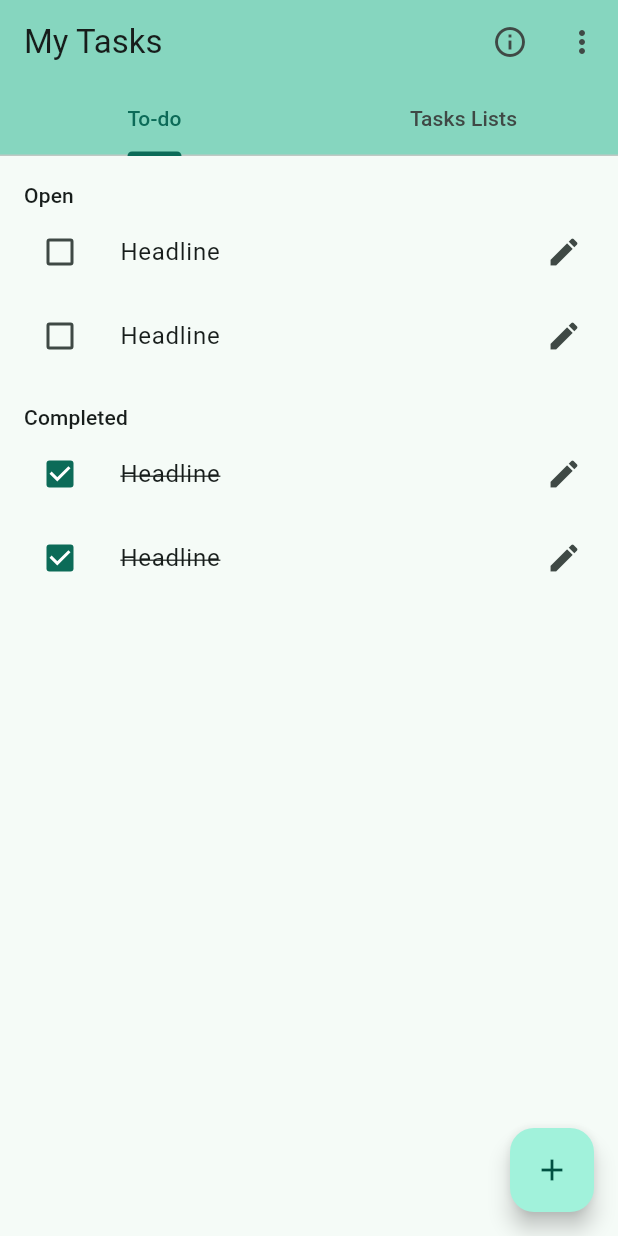
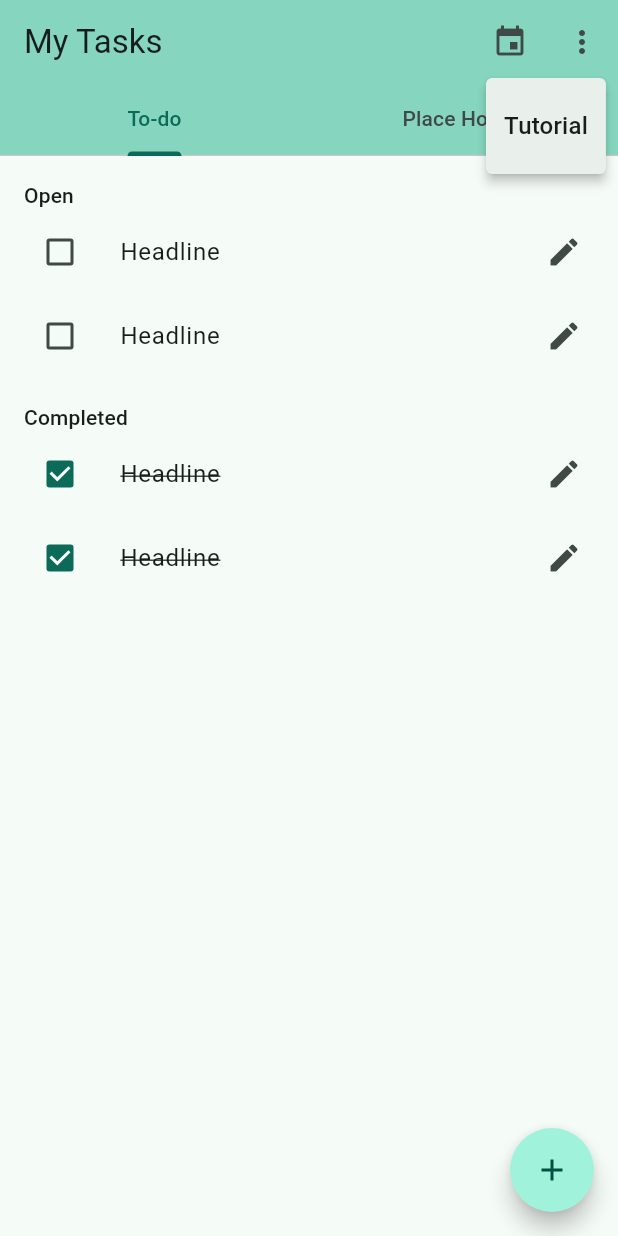
Before and after one commit to vikhyat-gowda/my-tasks, a Flutter app: the screen it shows after launch, after a tap on the "more vert" icon, on a phone screen of 412 x 824 dp. Run offline on Flutter 3.47's test engine with Material 2 defaults, Android fonts, the phone set to English and light mode, and no system bars; drawn by our look-alikes of flutter_speed_dial; our stand-ins replace floor, get_it, sqflite; accounts and stored records are empty; generated files the repository leaves out were written again.

Commit message:
extra: other changes

```diff
--- a/lib/src/data/entities/task.dart
+++ b/lib/src/data/entities/task.dart
@@ -2,31 +2,32 @@ import 'package:floor/floor.dart';
 
 @entity
 class Task {
-  @primaryKey
-  final int id;
-  final String? title;
+  @PrimaryKey(autoGenerate: true)
+  final int? id;
+
+  final String title;
   final String? description;
 
   // ref: https://stackoverflow.com/questions/57165310/create-a-datetime-column-in-sqlite-flutter-database
   // for storing dates as int (milliseconds)
-  final int? startDate;
+  final int startDate;
   final int? endDate;
   final int? reopenDate;
   final bool? isOpen;
   final bool? isFollowUp;
-  final int followUpId;
+  final int? followUpId;
   final int priority;
 
-  Task(
+  const Task({
     this.id,
-      this.title,
+    required this.title,
     this.description,
-      this.startDate,
+    required this.startDate,
     this.endDate,
     this.reopenDate,
-      this.isOpen,
+    this.isOpen = true,
     this.isFollowUp,
     this.followUpId,
-      this.priority
-      );
+    required this.priority,
+  });
 }
--- a/lib/src/views/screens/task_list/task_list.dart
+++ b/lib/src/views/screens/task_list/task_list.dart
@@ -1,7 +1,11 @@
 import 'package:flutter/material.dart';
+import 'package:flutter_speed_dial/flutter_speed_dial.dart';
+
+import 'package:my_tasks/src/views/screens/task_list/new_task_dialog.dart';
 
 class TaskList extends StatefulWidget {
-  const TaskList({super.key});
+  const TaskList( {super.key});
+
 
   @override
   State<TaskList> createState() => _TaskListState();
@@ -14,15 +18,46 @@ class _TaskListState extends State<TaskList> {
       length: 2,
       initialIndex: 0,
       child: Scaffold(
-          backgroundColor: Theme.of(context).colorScheme.background,
+          // backgroundColor: Theme.of(context).colorScheme.secondaryContainer,
           appBar: AppBar(
             title: const Text("My Tasks"),
-            backgroundColor: Theme.of(context).colorScheme.inversePrimary,
+            backgroundColor: Theme
+                .of(context)
+                .colorScheme
+                .inversePrimary,
             actions: [
-              IconButton(
-                  onPressed:(){},
-                  icon: const Icon(Icons.info_outline)),
-              IconButton(onPressed: () {}, icon: const Icon(Icons.more_vert)),
+              IconButton(onPressed: () {}, icon: const Icon(Icons.event)),
+              // IconButton(
+              //   onPressed: () {
+              //                 if (controller.isOpen) {
+              //                   controller.close();
+              //                 } else {
+              //                   controller.open();
+              //                 }
+              //               },
+              //   icon: const Icon(Icons.more_vert),
+              // ),
+              MenuAnchor(
+                alignmentOffset:const Offset(-40,0),
+                menuChildren:  [
+                  MenuItemButton(
+                    child: Text("Tutorial", style: Theme.of(context).textTheme.titleMedium,),
+                  ),
+                ],
+                builder: (BuildContext context, MenuController controller,
+                    Widget? child) {
+                  return IconButton(
+                    onPressed: () {
+                      if (controller.isOpen) {
+                        controller.close();
+                      } else {
+                        controller.open();
+                      }
+                    },
+                    icon: const Icon(Icons.more_vert),
+                  );
+                },
+              ),
             ],
             bottom: const TabBar(
               tabs: [
@@ -30,15 +65,35 @@ class _TaskListState extends State<TaskList> {
                   text: "To-do",
                 ),
                 Tab(
-                  text: "Tasks Lists",
+                  text: "Place Holder",
                 ),
               ],
             ),
           ),
-          floatingActionButton: FloatingActionButton(
-            onPressed:  () =>{},
-            tooltip: 'Create New List',
-            child: const Icon(Icons.add),
+          floatingActionButton: SpeedDial(
+            spaceBetweenChildren: 6,
+            animatedIcon: AnimatedIcons.add_event,
+            children: [
+              SpeedDialChild(
+                child: const Icon(Icons.add_task),
+                label: 'For Today',
+                onTap: () {
+                  showDialog<String>(
+                      context: context,
+                      builder: (BuildContext context) =>
+                          const NewTaskDialog());
+                },
+              ),
+              SpeedDialChild(
+                  child: const Icon(Icons.date_range),
+                  label: 'For Future Date',
+                  shape: const CircleBorder()),
+              SpeedDialChild(
+                child: const Icon(Icons.schedule),
+                label: 'Schedule Task',
+                shape: const CircleBorder(),
+              ),
+            ],
           ),
           body: Column(
             crossAxisAlignment: CrossAxisAlignment.start,
@@ -46,7 +101,10 @@ class _TaskListState extends State<TaskList> {
               Padding(
                 padding: const EdgeInsets.fromLTRB(16, 16, 16, 0),
                 child:
-                Text("Open", style: Theme.of(context).textTheme.labelLarge),
+                Text("Open", style: Theme
+                    .of(context)
+                    .textTheme
+                    .labelLarge),
               ),
               ListTile(
                 leading: Checkbox(
@@ -67,7 +125,10 @@ class _TaskListState extends State<TaskList> {
               Padding(
                 padding: const EdgeInsets.fromLTRB(16, 16, 16, 0),
                 child: Text("Completed",
-                    style: Theme.of(context).textTheme.labelLarge),
+                    style: Theme
+                        .of(context)
+                        .textTheme
+                        .labelLarge),
               ),
               ListTile(
                 leading: Checkbox(
```
Also changed, not shown: lib/src/views/screens/task_list/new_task_dialog_full.dart (added, +90 -0 lines), pubspec.lock, 1 other file. Lines whose indentation alone changed are shown as unchanged.
